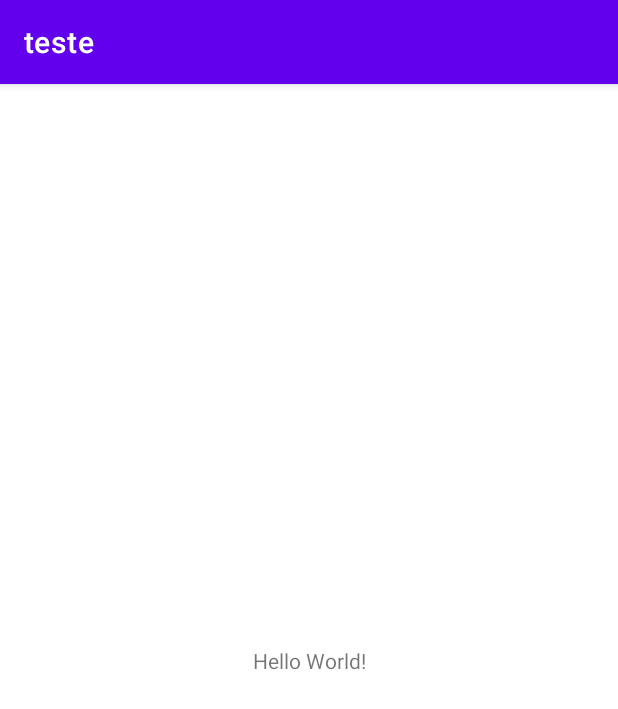
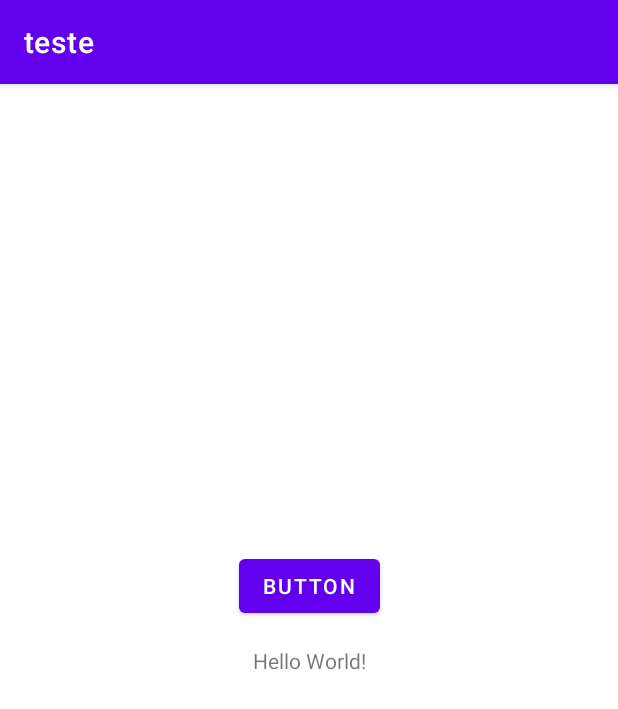
Before and after one commit to deboraheinig/teste, an Android app: the screen it shows after launch (MainActivity), on a phone screen of 412 x 824 dp. Shown: the top 709 px of the screen. Run offline under Robolectric (Android 15) with nearby library versions, the phone set to English and light mode, and no system bars.

Commit message:
new button commit

```diff
--- a/app/src/main/java/com/example/teste/MainActivity.kt
+++ b/app/src/main/java/com/example/teste/MainActivity.kt
@@ -2,10 +2,20 @@ package com.example.teste
 
 import androidx.appcompat.app.AppCompatActivity
 import android.os.Bundle
+import android.widget.Button
+import android.widget.TextView
 
 class MainActivity : AppCompatActivity() {
     override fun onCreate(savedInstanceState: Bundle?) {
         super.onCreate(savedInstanceState)
         setContentView(R.layout.activity_main)
+
+        val btnClickMe = findViewById<Button>(R.id.mybutton)
+        val tvMyTextView = findViewById<TextView>(R.id.textView)
+        btnClickMe.setOnClickListener {
+            btnClickMe.text = "You clicked me!"
+            tvMyTextView.text = "You clicked him!"
+        }
+
     }
 }
--- a/app/src/main/res/layout/activity_main.xml
+++ b/app/src/main/res/layout/activity_main.xml
@@ -7,6 +7,7 @@
     tools:context=".MainActivity">
 
     <TextView
+        android:id="@+id/textView"
         android:layout_width="wrap_content"
         android:layout_height="wrap_content"
         android:text="Hello World!"
@@ -15,4 +16,15 @@
         app:layout_constraintRight_toRightOf="parent"
         app:layout_constraintTop_toTopOf="parent" />
 
+    <Button
+        android:id="@+id/mybutton"
+        android:layout_width="wrap_content"
+        android:layout_height="wrap_content"
+        android:text="Button"
+        app:layout_constraintBottom_toTopOf="@+id/textView"
+        app:layout_constraintEnd_toEndOf="parent"
+        app:layout_constraintStart_toStartOf="parent"
+        app:layout_constraintTop_toTopOf="parent"
+        app:layout_constraintVertical_bias="0.95" />
+
 </androidx.constraintlayout.widget.ConstraintLayout>
```
